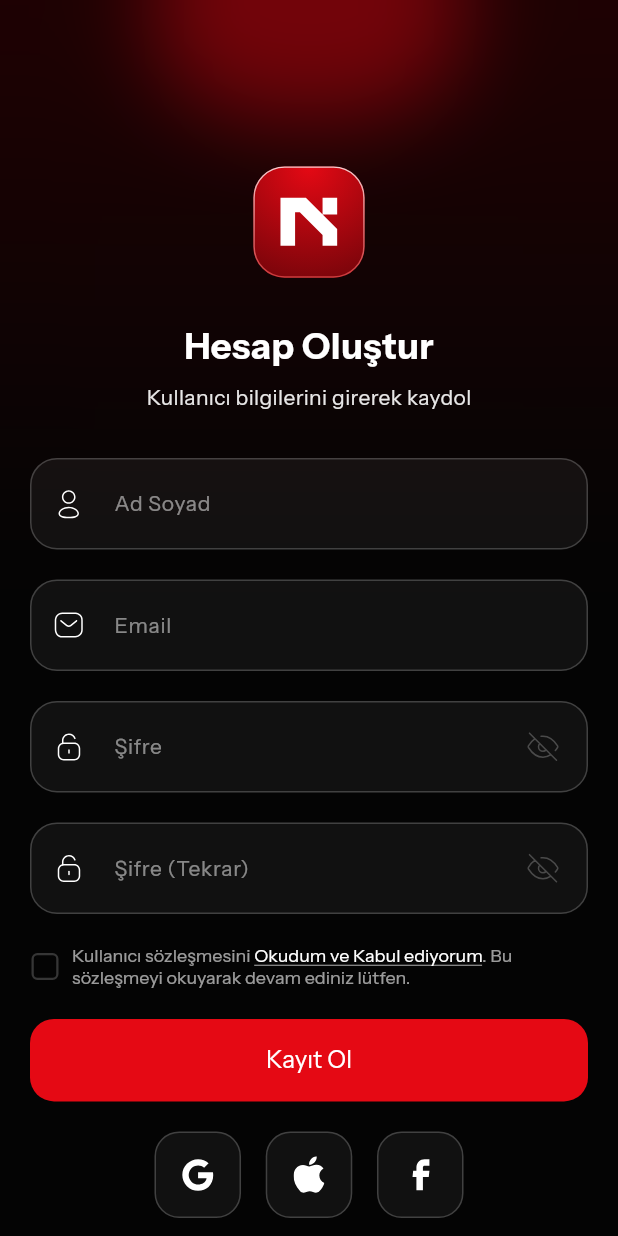
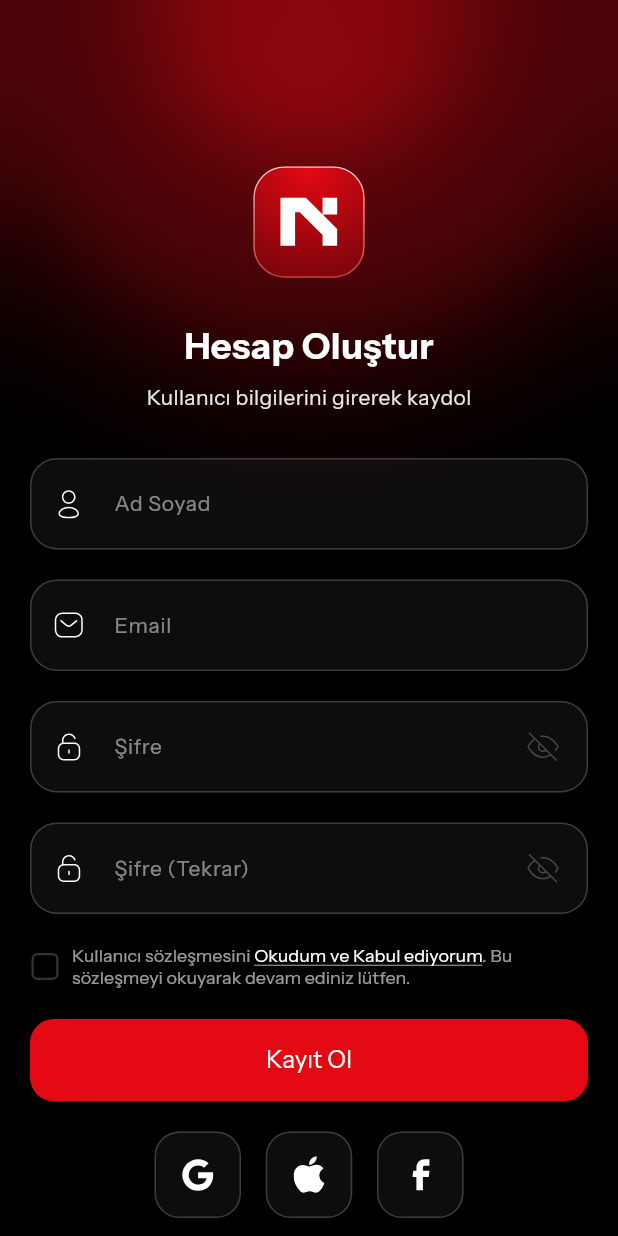
Before and after one commit to envertunasonmez/ShartFlix, a Flutter app: the RegisterView screen opened by its route, on a phone screen of 412 x 824 dp. Run offline on Flutter 3.47's test engine with Material 3 defaults, Android fonts, the phone set to English and light mode, and no system bars; our stand-ins replace cached_network_image, dio, equatable, flutter_bloc, flutter_svg, go_router and 4 more; accounts and stored records are empty; project files that could hold a hidden picture were left out.

Commit message:
fix - custom background

```diff
--- a/lib/core/widgets/background/custom_background.dart
+++ b/lib/core/widgets/background/custom_background.dart
@@ -15,31 +15,43 @@ class CustomBackground extends StatelessWidget {
 
     return Stack(
       children: [
+        Container(color: AppColors.blackColor),
+
         Container(
           decoration: const BoxDecoration(
-            gradient: LinearGradient(
-              tileMode: TileMode.mirror,
-              begin: Alignment.topCenter,
-              end: Alignment.bottomCenter,
+            gradient: RadialGradient(
+              center: Alignment.topCenter,
+              radius: 0.8,
               colors: [
-                Color(0xFF3F0306),
-                Color(0xFF090909),
-                Color(0xFF090909),
-                Color(0xFF090909),
+                AppColors.primary,
+                AppColors.primary,
+                AppColors.primaryDark,
+                AppColors.primaryDark,
+                Color(0xFF1A0000),
+                Colors.black,
               ],
-              stops: [0.0, 0.45, 0.7, 1.0],
+              stops: [0.0, 0.2, 0.4, 0.6, 0.8, 1.0],
             ),
           ),
         ),
 
         Positioned(
-          top: -height * 0.12,
+          top: -height * 0.16,
           left: width * 0.25,
           right: width * 0.25,
           child: Container(
             height: height * 0.22,
             decoration: BoxDecoration(
-              color: AppColors.primary,
+              gradient: RadialGradient(
+                center: Alignment.center,
+                radius: 0.8,
+                colors: [
+                  AppColors.primary.withOpacity(0.6),
+                  AppColors.primaryDark.withOpacity(0.3),
+                  Colors.transparent,
+                ],
+                stops: const [0.0, 0.6, 1.0],
+              ),
               borderRadius: const BorderRadius.only(
                 bottomLeft: Radius.elliptical(150, 75),
                 bottomRight: Radius.elliptical(150, 75),
@@ -50,7 +62,7 @@ class CustomBackground extends StatelessWidget {
 
         BackdropFilter(
           filter: ImageFilter.blur(sigmaX: 30.0, sigmaY: 30.0),
-          child: Container(color: Colors.black.withOpacity(0.5)),
+          child: Container(color: Colors.black.withOpacity(0.3)),
         ),
 
         SafeArea(child: child),
```
